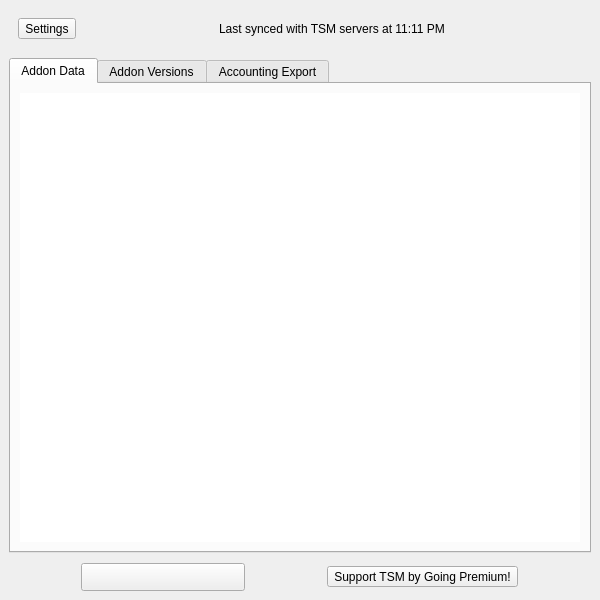
First picture: the form in ui/main_window.ui, repository seirl/tsmapplication_public, before the edit.
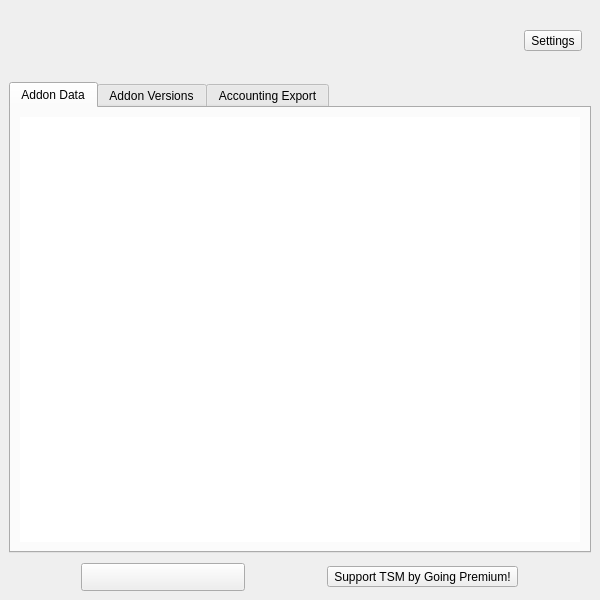
Second picture: the form after the edit. Icons and pictures are not drawn.

The edit to the form file:
```diff
--- a/ui/main_window.ui
+++ b/ui/main_window.ui
@@ -43,6 +43,58 @@
     <item>
      <widget class="QWidget" name="header" native="true">
       <layout class="QHBoxLayout" name="horizontalLayout">
+       <item>
+        <widget class="QPushButton" name="pushButton">
+         <property name="sizePolicy">
+          <sizepolicy hsizetype="Fixed" vsizetype="Fixed">
+           <horstretch>0</horstretch>
+           <verstretch>0</verstretch>
+          </sizepolicy>
+         </property>
+         <property name="minimumSize">
+          <size>
+           <width>45</width>
+           <height>45</height>
+          </size>
+         </property>
+         <property name="maximumSize">
+          <size>
+           <width>45</width>
+           <height>45</height>
+          </size>
+         </property>
+         <property name="text">
+          <string/>
+         </property>
+         <property name="icon">
+          <iconset resource="../resources/resources.qrc">
+           <normaloff>:/resources/logo.png</normaloff>:/resources/logo.png</iconset>
+         </property>
+         <property name="iconSize">
+          <size>
+           <width>45</width>
+           <height>45</height>
+          </size>
+         </property>
+         <property name="flat">
+          <bool>true</bool>
+         </property>
+        </widget>
+       </item>
+       <item>
+        <widget class="QLabel" name="header_text">
+         <property name="text">
+          <string>
+</string>
+         </property>
+         <property name="alignment">
+          <set>Qt::AlignCenter</set>
+         </property>
+         <property name="openExternalLinks">
+          <bool>true</bool>
+         </property>
+        </widget>
+       </item>
        <item>
         <widget class="QToolButton" name="settings_button">
          <property name="text">
@@ -59,20 +111,7 @@
           </size>
          </property>
          <property name="toolButtonStyle">
-          <enum>Qt::ToolButtonTextUnderIcon</enum>
-         </property>
-        </widget>
-       </item>
-       <item>
-        <widget class="QLabel" name="latest_news">
-         <property name="text">
-          <string>Last synced with TSM servers at 11:11 PM</string>
-         </property>
-         <property name="alignment">
-          <set>Qt::AlignCenter</set>
-         </property>
-         <property name="openExternalLinks">
-          <bool>true</bool>
+          <enum>Qt::ToolButtonTextBesideIcon</enum>
          </property>
         </widget>
        </item>
```
Left out of the diff: 4 changed lines with no effect on the pictures.
